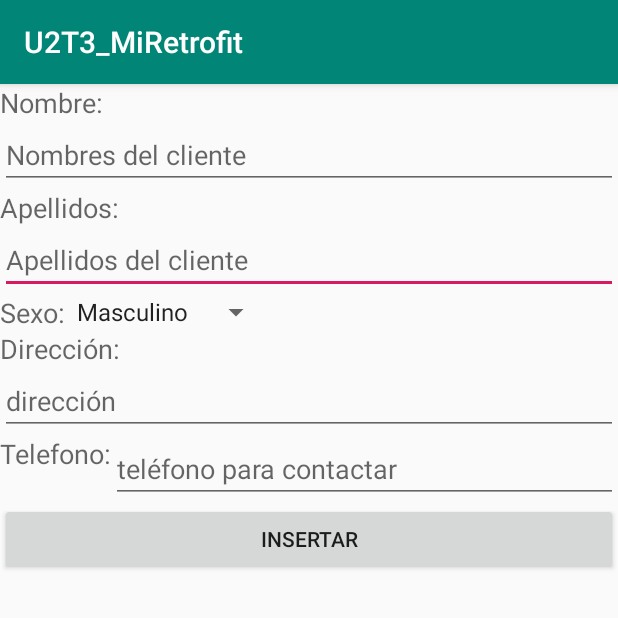
After one commit to angelabalaguer/U2T3_AndroidMiretroFit, an Android app: the InsertarCliente screen opened directly, with no data from a screen before it, on a phone screen of 412 x 824 dp, the top half of it. The commit adds this screen. Run offline under Robolectric (Android 15) with nearby library versions, the phone set to English and light mode, and no system bars; our stand-ins replace ButterKnife.

Commit message:
implementando insertar cliente, no lee el registro

```diff
--- a/app/src/main/AndroidManifest.xml
+++ b/app/src/main/AndroidManifest.xml
@@ -1,6 +1,7 @@
 <?xml version="1.0" encoding="utf-8"?>
 <manifest xmlns:android="http://schemas.android.com/apk/res/android"
     package="com.example.u2t3_miretrofit">
+
     <uses-permission android:name="android.permission.INTERNET" />
 
     <application
@@ -10,6 +11,7 @@
         android:roundIcon="@mipmap/ic_launcher_round"
         android:supportsRtl="true"
         android:theme="@style/AppTheme">
+        <activity android:name=".InsertarCliente"></activity>
         <activity android:name=".MainActivity">
             <intent-filter>
                 <action android:name="android.intent.action.MAIN" />
--- /dev/null
+++ b/app/src/main/java/com/example/u2t3_miretrofit/InsertarCliente.java
@@ -0,0 +1,73 @@
+package com.example.u2t3_miretrofit;
+
+import androidx.appcompat.app.AppCompatActivity;
+
+import android.os.Bundle;
+import android.util.Log;
+import android.view.View;
+import android.widget.EditText;
+import android.widget.Spinner;
+
+import com.google.gson.Gson;
+import com.google.gson.GsonBuilder;
+
+import butterknife.BindView;
+import butterknife.ButterKnife;
+import retrofit2.Call;
+import retrofit2.Callback;
+import retrofit2.Response;
+import retrofit2.Retrofit;
+import retrofit2.converter.gson.GsonConverterFactory;
+import retrofit2.converter.scalars.ScalarsConverterFactory;
+
+public class InsertarCliente  extends AppCompatActivity {
+    @BindView(R.id.nombre)
+    EditText edtnombre;
+    @BindView(R.id.apellido)
+    EditText edtapellido;
+    @BindView(R.id.sexo)
+    Spinner spsexo;
+    @BindView(R.id.direccion)
+    EditText edtdireccion;
+    @BindView(R.id.telefono)
+    EditText edttelefono;
+    Retrofit retrofit;
+    servicioRetrofit miserviceretrofit;
+    @Override
+    protected void onCreate(Bundle savedInstanceState) {
+        super.onCreate(savedInstanceState);
+        setContentView(R.layout.activity_insertar_cliente2);
+        ButterKnife.bind(this);
+        final String url = "https://angelabalaguer123.000webhostapp.com/";
+        Gson gson = new GsonBuilder()
+                .setLenient()
+                .create();
+        retrofit = new Retrofit.Builder()
+                .baseUrl(url)
+                .addConverterFactory(ScalarsConverterFactory.create())
+                .addConverterFactory(GsonConverterFactory.create(gson))
+                .build();
+        miserviceretrofit = retrofit.create(servicioRetrofit.class);
+    }
+    public void Insertar(View view) {
+        int isexo=(spsexo.getSelectedItem().toString().equals("Masculino"))?0:1;
+        Call<String> call = miserviceretrofit.registercliente(
+                new ClienteInsertar(edtnombre.getText().toString(),
+                        edtapellido.getText().toString(),
+                        isexo,edtdireccion.getText().toString(),
+                        edttelefono.getText().toString()));
+        call.enqueue(new Callback<String>() {
+            //Metodo que se ejecutara cuando no hay problemas y obtenemos respuesta del server
+            @Override
+            public void onResponse(Call<String> call, Response<String> response) {
+//Exactamente igual a la manera sincrona,la respuesta esta en el body
+                Log.e("miinsertar: ","check:"+response.body());
+            }
+            //Metodo que se ejecutara cuando ocurrio algun problema
+            @Override
+            public void onFailure(Call<String> call, Throwable t) {
+                Log.e("miinsertar",t.toString());// mostrmos el error
+            }
+        });
+    }
+}
--- a/app/src/main/java/com/example/u2t3_miretrofit/servicioRetrofit.java
+++ b/app/src/main/java/com/example/u2t3_miretrofit/servicioRetrofit.java
@@ -3,9 +3,18 @@ package com.example.u2t3_miretrofit;
 import java.util.List;
 
 import retrofit2.Call;
+import retrofit2.http.Body;
 import retrofit2.http.GET;
+import retrofit2.http.POST;
+import retrofit2.http.Query;
 
 public interface servicioRetrofit {
     @GET("verano/clientes.php")//indicamos el metodo y el endpoint
     Call<List<Cliente>> getUsersGet();//Recuerda que debes colocar como recibiremos esos datos,en este caso una lista de objs
+    @GET("verano/login.php")
+    Call<String> getLoginGet(@Query("Usuario") String idUser, @Query("pass") String mipass);//Recuerda que el valor
+// @Query(valor) debe ser igual a como lo espera el servicio
+    @POST("verano/insertarclientespost.php")
+    Call<String> registercliente(@Body ClienteInsertar insertar);
+
 }
--- /dev/null
+++ b/app/src/main/res/layout/activity_insertar_cliente2.xml
@@ -0,0 +1,91 @@
+<?xml version="1.0" encoding="utf-8"?>
+<androidx.core.widget.NestedScrollView
+    xmlns:android="http://schemas.android.com/apk/res/android"
+    xmlns:app="http://schemas.android.com/apk/res-auto"
+    android:layout_width="match_parent"
+    android:layout_height="match_parent"
+    >
+    <RelativeLayout
+        android:layout_width="match_parent"
+        android:layout_height="wrap_content" >
+
+        <TextView
+            android:id="@+id/t_nombre"
+            android:layout_width="wrap_content"
+            android:layout_height="wrap_content"
+            android:text="Nombre:"
+            android:textAppearance="?android:attr/textAppearanceMedium" />
+        <EditText
+            android:id="@+id/nombre"
+            android:layout_width="match_parent"
+            android:layout_height="wrap_content"
+            android:layout_below="@id/t_nombre"
+            android:hint="Nombres del cliente" >
+            <requestFocus/>
+        </EditText>
+        <TextView
+            android:id="@+id/t_Apellido"
+            android:layout_width="wrap_content"
+            android:layout_height="wrap_content"
+            android:layout_below="@id/nombre"
+            android:text="Apellidos:"
+            android:textAppearance="?android:attr/textAppearanceMedium" />
+        <EditText
+            android:id="@+id/apellido"
+            android:layout_width="match_parent"
+            android:layout_height="wrap_content"
+            android:layout_below="@id/t_Apellido"
+            android:hint="Apellidos del cliente" >
+            <requestFocus/>
+        </EditText>
+        <TextView
+            android:id="@+id/t_tipo"
+            android:layout_width="wrap_content"
+            android:layout_height="wrap_content"
+            android:layout_below="@id/apellido"
+            android:text="Sexo:"
+            android:textAppearance="?android:attr/textAppearanceMedium" />
+        <Spinner
+            android:id="@+id/sexo"
+            android:layout_width="wrap_content"
+            android:layout_height="wrap_content"
+            android:entries="@array/sexo"
+            android:layout_alignTop="@id/t_tipo"
+            android:layout_toRightOf="@id/t_tipo" />
+        <TextView
+            android:id="@+id/t_direccion"
+            android:layout_width="wrap_content"
+            android:layout_height="wrap_content"
+            android:layout_below="@id/sexo"
+            android:text="Dirección:"
+            android:textAppearance="?android:attr/textAppearanceMedium" />
+        <EditText
+            android:id="@+id/direccion"
+            android:layout_width="match_parent"
+            android:layout_height="wrap_content"
+            android:layout_below="@id/t_direccion"
+            android:hint="dirección"
+            android:inputType="textPostalAddress" />
+        <TextView
+            android:id="@+id/t_telefono"
+            android:layout_width="wrap_content"
+            android:layout_height="wrap_content"
+            android:layout_below="@id/direccion"
+            android:text="Telefono:"
+            android:textAppearance="?android:attr/textAppearanceMedium" />
+        <EditText
+            android:id="@+id/telefono"
+            android:layout_width="match_parent"
+            android:layout_height="wrap_content"
+            android:layout_toRightOf="@id/t_telefono"
+            android:layout_alignTop="@id/t_telefono"
+            android:hint="teléfono para contactar"
+            android:inputType="phone" />
+        <Button
+            android:layout_width="match_parent"
+            android:layout_height="wrap_content"
+            android:layout_below="@id/telefono"
+            android:text="Insertar"
+            android:onClick="Insertar" />
+    </RelativeLayout>
+</androidx.core.widget.NestedScrollView>
--- /dev/null
+++ b/app/src/main/res/values/array.xml
@@ -0,0 +1,7 @@
+<?xml version="1.0" encoding="utf-8"?>
+<resources>
+    <string-array name="sexo">
+        <item>Masculino</item>
+        <item>Femenino</item>
+    </string-array>
+</resources>
```
Also changed, not shown: app/build.gradle (+9 -0 lines), app/src/main/java/com/example/u2t3_miretrofit/ClienteInsertar.java (added, +17 -0 lines), app/src/main/java/com/example/u2t3_miretrofit/MainActivity.java (+76 -3 lines), app/src/main/res/layout/activity_main.xml (+20 -12 lines).
